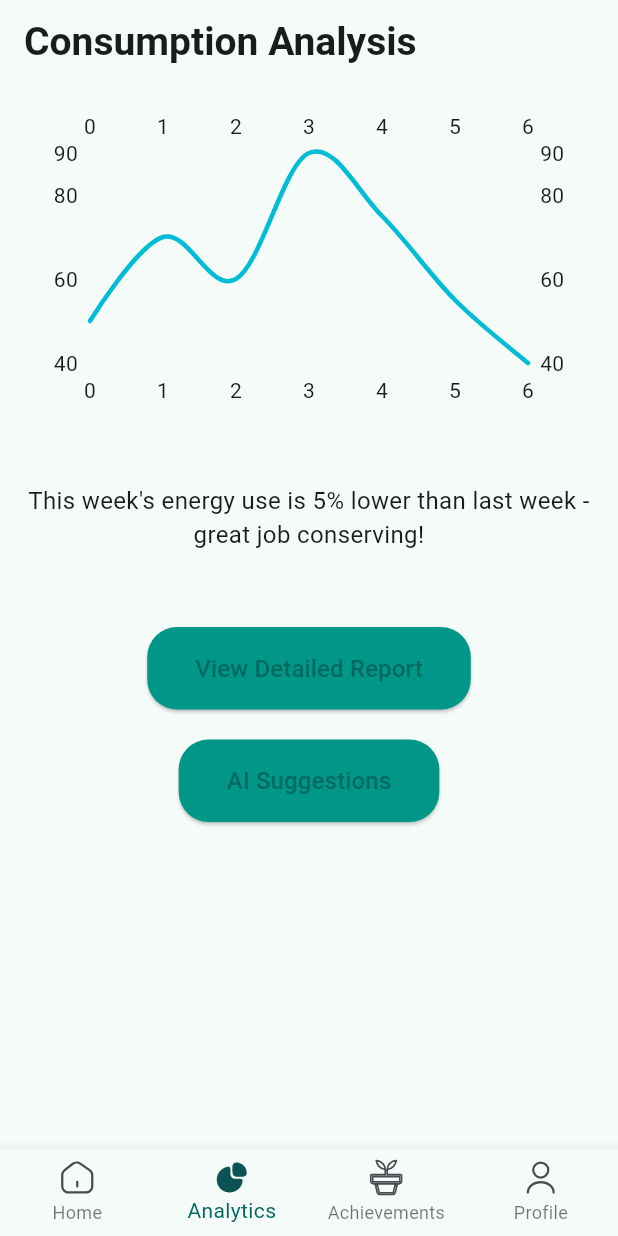
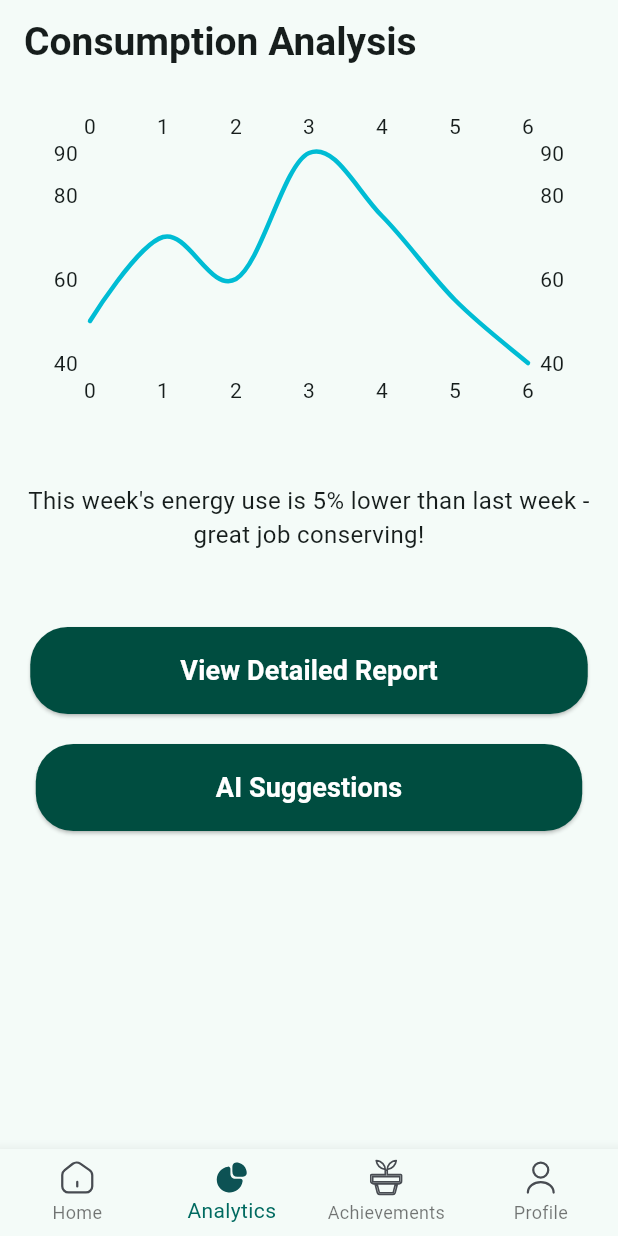
Before and after one commit to ali9issa99/Powerdown-Frontend, a Flutter app: the AnalyticsScreen screen opened by its route, on a phone screen of 412 x 824 dp. Run offline on Flutter 3.47's test engine with Material 3 defaults, Android fonts, the phone set to English and light mode, and no system bars; drawn by our look-alikes of fl_chart; our stand-ins replace flutter_svg.

Commit message:
added some styling for analytics screen

```diff
--- a/lib/Screens/analyticsScreen.dart
+++ b/lib/Screens/analyticsScreen.dart
@@ -15,13 +15,17 @@ class _AnalyticsScreenState extends State<AnalyticsScreen> {
   void _onItemTapped(int index) {
     if (index != _selectedIndex) {
       if (index == 0) {
-      Navigator.pushReplacementNamed(context, '/addRoom');  // Replacing current route with Home
+        Navigator.pushReplacementNamed(
+            context, '/addRoom'); // Replacing current route with Home
       } else if (index == 1) {
-      Navigator.pushReplacementNamed(context, '/analytics');  // Replacing current route with Analytics
+        Navigator.pushReplacementNamed(
+            context, '/analytics'); // Replacing current route with Analytics
       } else if (index == 2) {
-      Navigator.pushReplacementNamed(context, '/achievements');  // Replacing current route with Achievements
+        Navigator.pushReplacementNamed(context,
+            '/achievements'); // Replacing current route with Achievements
       } else if (index == 3) {
-      Navigator.pushReplacementNamed(context, '/profile');  // Replacing current route with Profile
+        Navigator.pushReplacementNamed(
+            context, '/profile'); // Replacing current route with Profile
       }
 
       setState(() {
@@ -30,13 +34,12 @@ void _onItemTapped(int index) {
     }
   }
 
-
-
   @override
   Widget build(BuildContext context) {
     return Scaffold(
       appBar: AppBar(
-        title: const Text('Consumption Analysis',
+        title: const Text(
+          'Consumption Analysis',
           style: TextStyle(
             fontSize: 26,
             fontWeight: FontWeight.w600,
@@ -96,15 +99,19 @@ void _onItemTapped(int index) {
                 );
               },
               style: ElevatedButton.styleFrom(
-                padding: const EdgeInsets.symmetric(horizontal: 32, vertical: 16),
+                padding:
+                    const EdgeInsets.symmetric(horizontal: 100, vertical: 16),
                 shape: RoundedRectangleBorder(
-                  borderRadius: BorderRadius.circular(20),
+                  borderRadius: BorderRadius.circular(25),
                 ),
-                backgroundColor: Colors.teal,
+                backgroundColor: const Color(0xFF004D40),
               ),
               child: const Text(
                 'View Detailed Report',
-                style: TextStyle(fontSize: 16),
+                style: TextStyle(
+                    fontSize: 18,
+                    color: Colors.white,
+                    fontWeight: FontWeight.bold),
               ),
             ),
             const SizedBox(height: 20),
@@ -119,15 +126,19 @@ void _onItemTapped(int index) {
                 );
               },
               style: ElevatedButton.styleFrom(
-                padding: const EdgeInsets.symmetric(horizontal: 32, vertical: 16),
+                padding:
+                    const EdgeInsets.symmetric(horizontal: 120, vertical: 16),
                 shape: RoundedRectangleBorder(
-                  borderRadius: BorderRadius.circular(20),
+                  borderRadius: BorderRadius.circular(25),
                 ),
-                backgroundColor: Colors.teal,
+                backgroundColor: const Color(0xFF004D40),
               ),
               child: const Text(
                 'AI Suggestions',
-                style: TextStyle(fontSize: 16),
+                style: TextStyle(
+                    fontSize: 18,
+                    color: Colors.white,
+                    fontWeight: FontWeight.bold),
               ),
             ),
           ],
```
Lines whose indentation alone changed are shown as unchanged.
